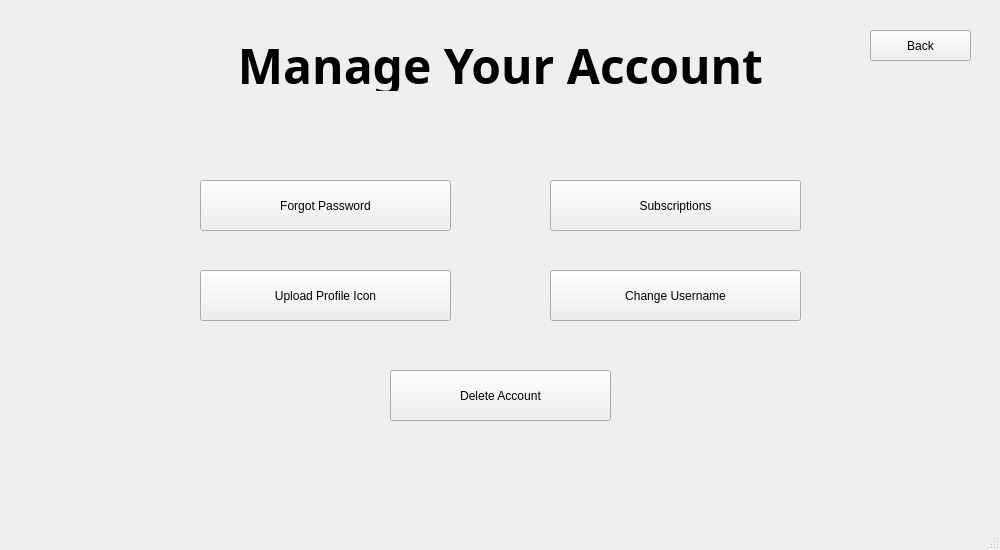
Old version of the form Main/client/gui/ui/account_managment.ui in the repository SuperName3102/Final-Project.
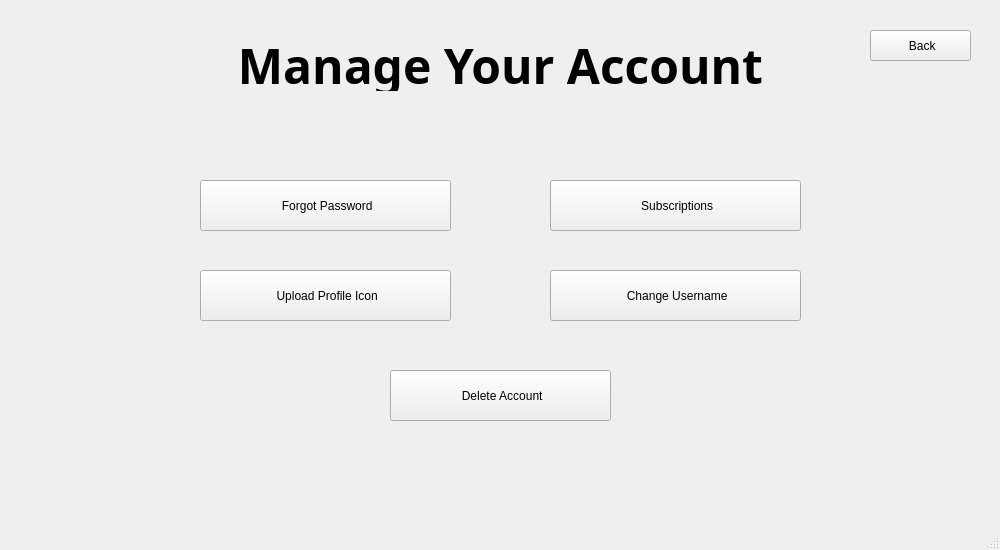
New version of the form.

What changed in the file:
```diff
--- a/Main/client/gui/ui/account_managment.ui
+++ b/Main/client/gui/ui/account_managment.ui
@@ -30,7 +30,7 @@
      <string notr="true"/>
     </property>
     <property name="text">
-     <string>Forgot Password</string>
+     <string> Forgot Password</string>
     </property>
     <property name="iconSize">
      <size>
@@ -108,7 +108,7 @@
      <string notr="true"/>
     </property>
     <property name="text">
-     <string>Delete Account</string>
+     <string> Delete Account</string>
     </property>
     <property name="iconSize">
      <size>
@@ -130,7 +130,7 @@
      <string notr="true"/>
     </property>
     <property name="text">
-     <string>Back</string>
+     <string> Back</string>
     </property>
     <property name="iconSize">
      <size>
@@ -168,7 +168,7 @@
      <string notr="true"/>
     </property>
     <property name="text">
-     <string>Upload Profile Icon</string>
+     <string> Upload Profile Icon</string>
     </property>
     <property name="iconSize">
      <size>
@@ -190,7 +190,7 @@
      <string notr="true"/>
     </property>
     <property name="text">
-     <string>Subscriptions</string>
+     <string> Subscriptions</string>
     </property>
     <property name="iconSize">
      <size>
@@ -212,7 +212,7 @@
      <string notr="true"/>
     </property>
     <property name="text">
-     <string>Change Username</string>
+     <string> Change Username</string>
     </property>
     <property name="iconSize">
      <size>
```
